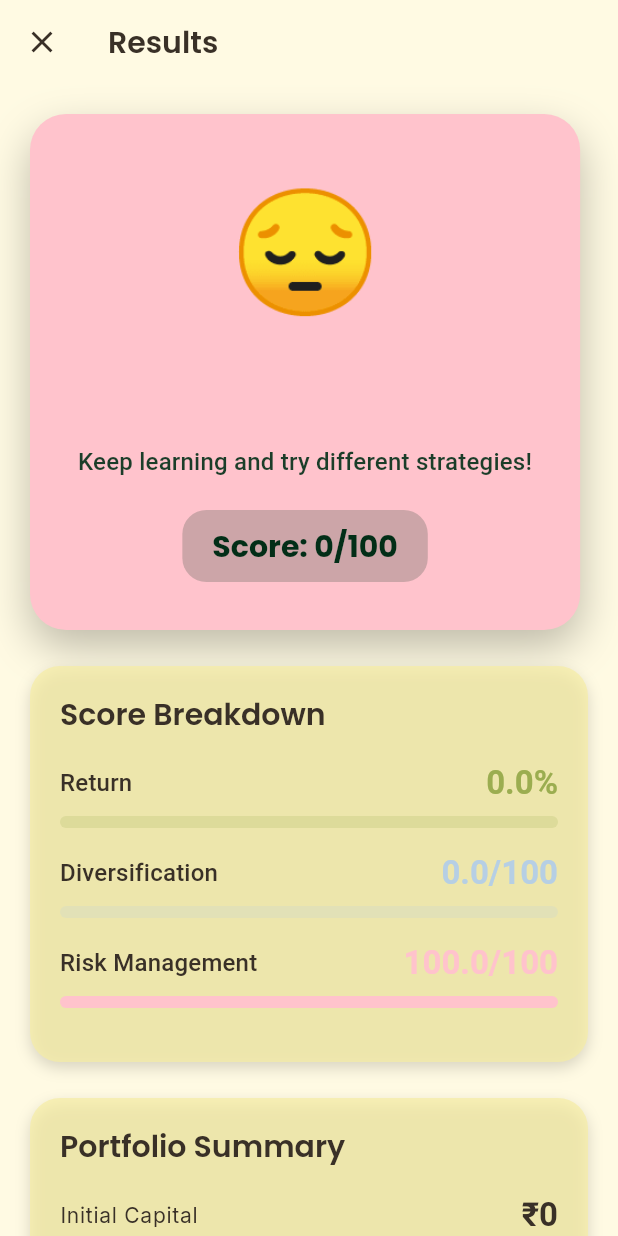
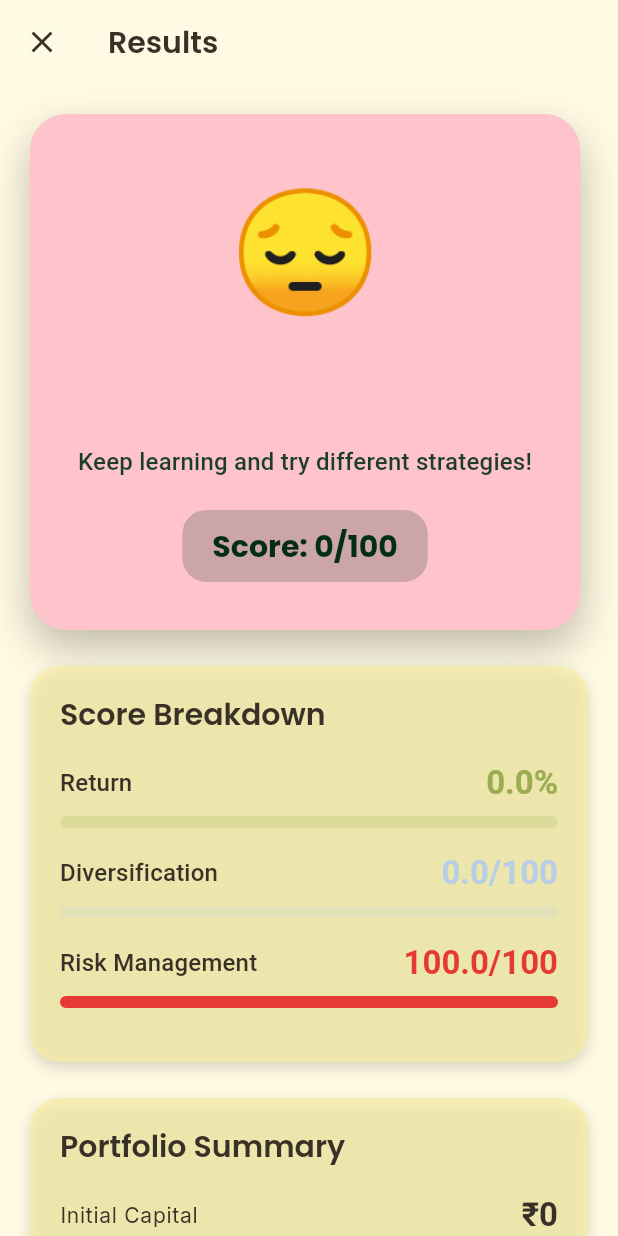
Before and after one commit to Atharv-tw/FINSTAR, a Flutter app: the MarketExplorerResultScreen screen opened directly with empty values, on a phone screen of 412 x 824 dp. Run offline on Flutter 3.47's test engine with Material 3 defaults, Android fonts, the phone set to English and light mode, and no system bars; our stand-ins replace cloud_firestore, firebase_auth, firebase_core, firebase_crashlytics, firebase_database, firebase_messaging and 7 more; missing offline and left inert: onesignal_flutter; accounts and stored records are empty; network calls fail.

Commit message:
Clamp rebalance slider and adjust risk color

```diff
--- a/lib/features/games/market_explorer/screens/market_explorer_result_screen.dart
+++ b/lib/features/games/market_explorer/screens/market_explorer_result_screen.dart
@@ -252,7 +252,7 @@ class _MarketExplorerResultScreenState
           _buildScoreRow(
             'Risk Management',
             100 - portfolio.riskScore,
-            const Color(0xFFFFC3CC),
+            const Color(0xFFE53935),
             suffix: '/100',
           ),
         ],
```
Also changed, not shown: lib/features/games/market_explorer/screens/market_explorer_simulation_screen.dart (+6 -2 lines).
